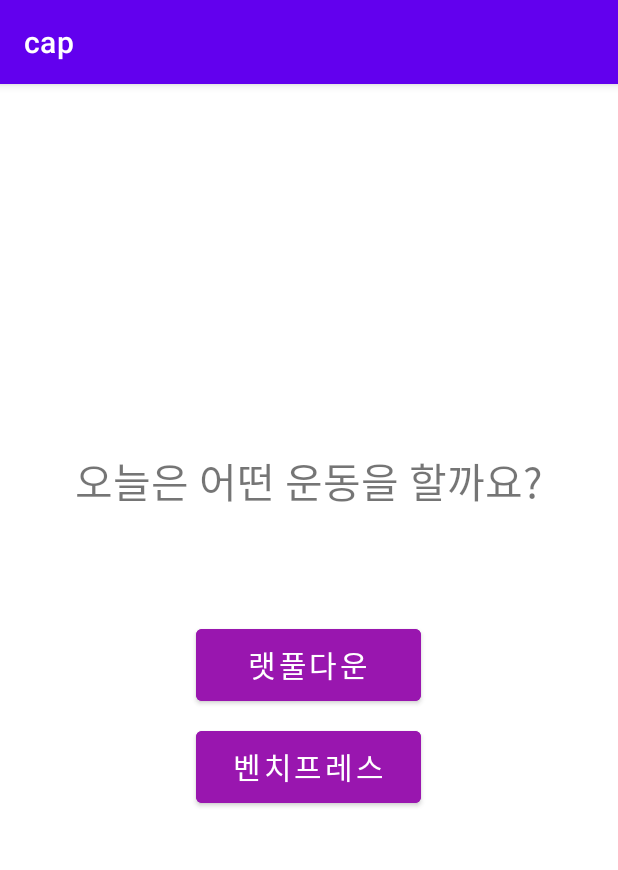
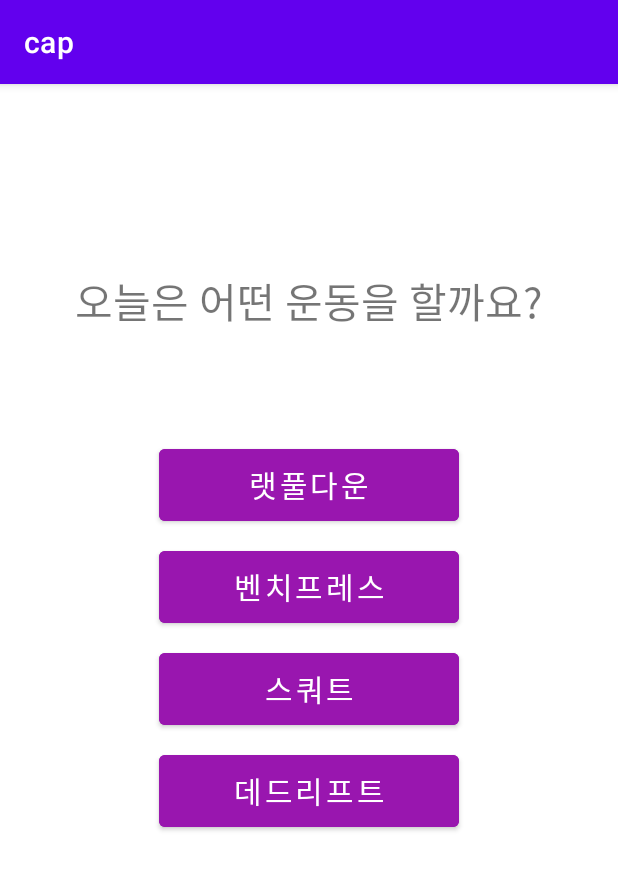
Before and after one commit to Hyesung82/Capstone-Design, an Android app: the screen it shows after launch (SelectActivity), on a phone screen of 412 x 824 dp. Shown: the top 870 px of the screen. Run offline under Robolectric (Android 15) with nearby library versions, the phone set to English and light mode, and no system bars.

Commit message:
fixed xml files

```diff
--- a/App/app/src/main/res/layout/activity1.xml
+++ b/App/app/src/main/res/layout/activity1.xml
@@ -6,39 +6,56 @@
     android:layout_height="match_parent"
     android:orientation="vertical"
     android:paddingLeft="10dp"
-    android:paddingTop="220dp"
+    android:paddingTop="100dp"
     android:paddingRight="10dp"
     tools:context=".SelectActivity">
 
     <TextView
-        android:layout_width="322dp"
+        android:layout_width="wrap_content"
         android:layout_height="89dp"
         android:layout_gravity="center"
         android:layout_marginBottom="40dp"
+        android:fontFamily="sans-serif-medium"
         android:gravity="center"
         android:text="오늘은 어떤 운동을 할까요?"
-        android:textSize="27sp"
-        android:fontFamily="sans-serif-medium"/>
+        android:textSize="27sp" />
 
     <Button
         android:id="@+id/Latpull"
-        android:layout_width="150dp"
+        android:layout_width="200dp"
         android:layout_height="60dp"
-        android:text="랫풀다운"
         android:layout_gravity="center"
         android:layout_marginTop="8dp"
-        android:textSize="20sp"
         android:backgroundTint="@color/purple"
-        />
+        android:text="랫풀다운"
+        android:textSize="20sp" />
 
     <Button
         android:id="@+id/Bench"
-        android:layout_width="150dp"
+        android:layout_width="200dp"
         android:layout_height="60dp"
-        android:text="벤치프레스"
         android:layout_gravity="center"
         android:layout_marginTop="8dp"
-        android:textSize="20sp"
         android:backgroundTint="@color/purple"
-        />
+        android:text="벤치프레스"
+        android:textSize="20sp" />
+    <Button
+        android:id="@+id/squat"
+        android:layout_width="200dp"
+        android:layout_height="60dp"
+        android:layout_gravity="center"
+        android:layout_marginTop="8dp"
+        android:backgroundTint="@color/purple"
+        android:text="스쿼트"
+        android:textSize="20sp" />
+
+    <Button
+        android:id="@+id/deadlift"
+        android:layout_width="200dp"
+        android:layout_height="60dp"
+        android:layout_gravity="center"
+        android:layout_marginTop="8dp"
+        android:backgroundTint="@color/purple"
+        android:text="데드리프트"
+        android:textSize="20sp" />
 </LinearLayout>
--- a/App/app/src/main/res/layout/activity6.xml
+++ b/App/app/src/main/res/layout/activity6.xml
@@ -7,7 +7,7 @@
     android:orientation="vertical"
     android:paddingLeft="10dp"
     android:paddingRight="10dp"
-    android:paddingTop="300dp"
+    android:paddingTop="250dp"
     tools:context=".ExerciseActivity">
 
     <TextView
```
Also changed, not shown: App/app/src/main/res/layout/activity2.xml (+12 -3 lines), App/app/src/main/res/layout/activity3.xml (+24 -0 lines), App/app/src/main/res/layout/activity8.xml (+9 -8 lines), App/app/src/main/res/layout/activity_main.xml (added, +49 -0 lines).
